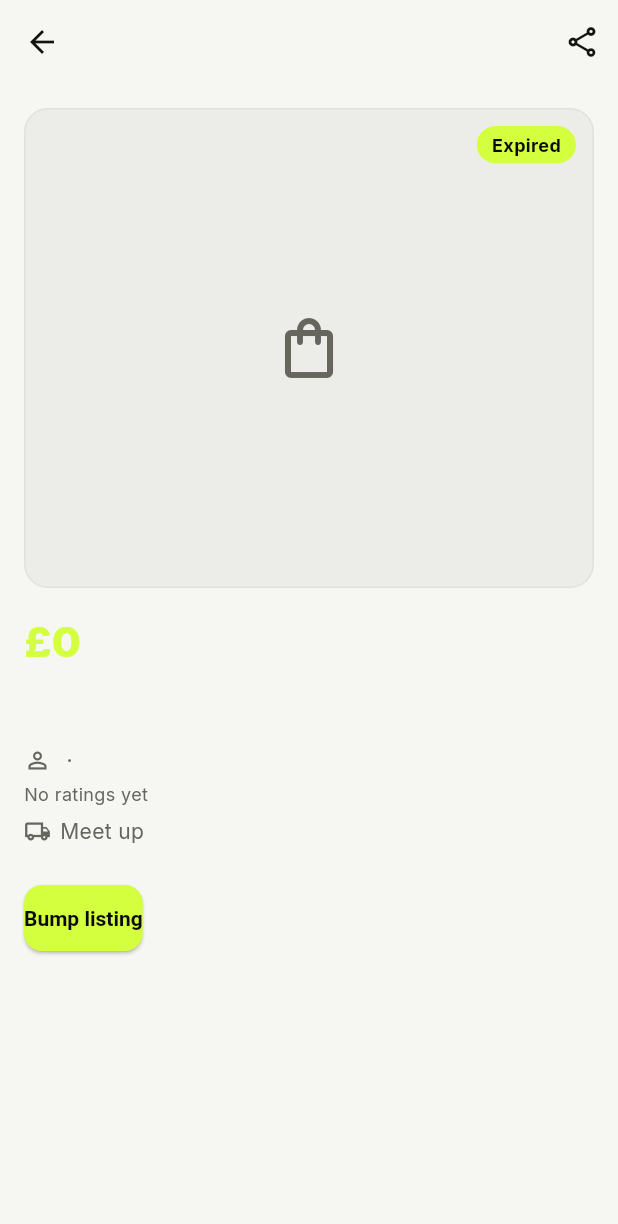
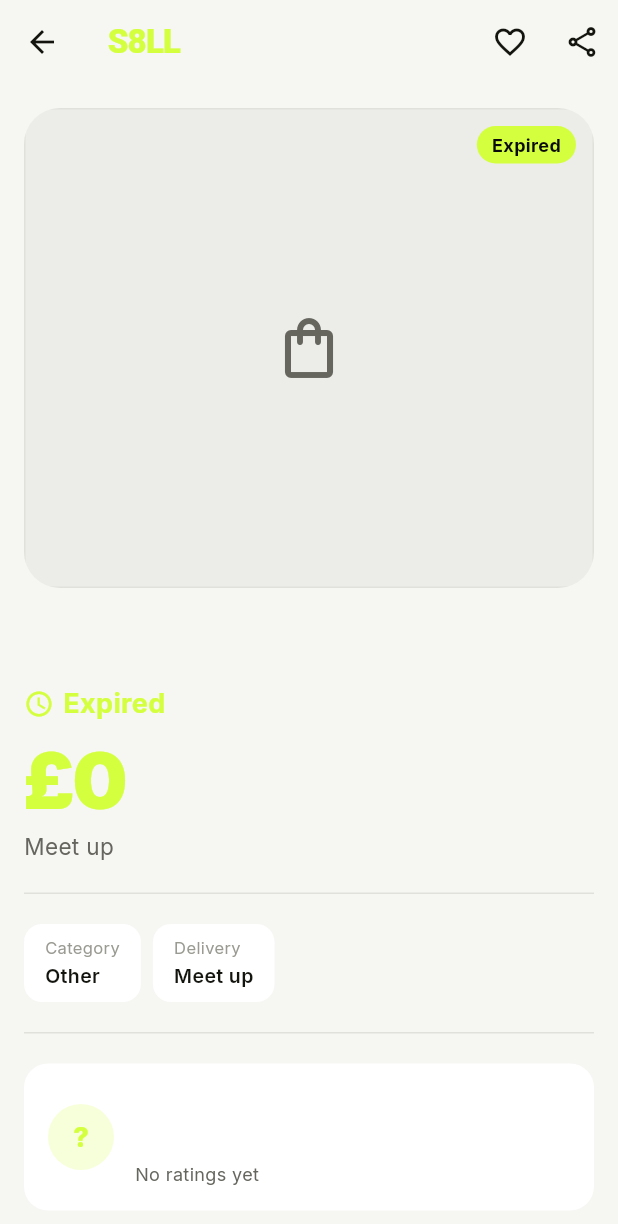
Before and after one commit to DigitalFils/Jiink, a Flutter app: the ListingDetailScreen screen opened directly with empty values, on a phone screen of 412 x 824 dp. Shown: the top 1224 px of the screen. Run offline on Flutter 3.47's test engine with Material 3 defaults, Android fonts, the phone set to English and light mode, and no system bars; our stand-ins replace cloud_firestore, cloud_functions, firebase_auth, firebase_core, firebase_messaging, firebase_storage and 3 more; missing offline and left inert: flutter_stripe; accounts and stored records are empty.

Commit message:
Restyle the listing page to match the prototype
Presentation only — every action on this screen (buy, offer, watch,
review, tracking, report/block, payouts) is untouched, and the offer
state machine still drives which buttons appear.

Layout now follows the order the decision gets made in: what it is, how
long is left, what it costs. Title leads at 28/w800, then the countdown
beside a clock in lime, then the price at 52/w900. The hero photo picks
up the prototype's 24px corners, and the seller moves into a raised card
with their rating.

Two things in the prototype don't exist here, so they aren't drawn: a
"Condition" chip (no such field on a listing) and a seller avatar photo
(no avatar on a profile — an initial stands in rather than showing a
face that isn't theirs). The chips that remain are all real fields:
category, delivery method, and the live watcher count.

The header keeps report/block and share, and gains the heart, which is
the same real watch toggle as the button further down.

Co-Authored-By: Claude Opus 5 <noreply@anthropic.com>
Claude-Session: https://claude.ai/code/session_0195suo1jDY8EYgt9qC2apSs

```diff
--- a/app/lib/screens/listing_detail_screen.dart
+++ b/app/lib/screens/listing_detail_screen.dart
@@ -377,6 +377,15 @@ class _ListingDetailScreenState extends State<ListingDetailScreen> {
   // No s8ll.com yet (SETUP.md flags this same gap for the Stripe return
   // URLs) — sharing the listing's real details is still useful on its
   // own, so this doesn't invent a link to a domain that isn't live.
+  /// Same wording as [CountdownBadge] uses, at the larger size the page
+  /// header wants. Real remaining time — there's no per-second tick behind
+  /// it, so it never pretends to be a live clock.
+  String _remainingLabel(Duration remaining) {
+    if (remaining == Duration.zero) return 'Expired';
+    if (remaining.inHours >= 1) return '${remaining.inHours}h left';
+    return '${remaining.inMinutes}m left';
+  }
+
   void _share() {
     final listing = widget.listing;
     final remaining = listing.remaining(DateTime.now());
@@ -404,8 +413,27 @@ class _ListingDetailScreenState extends State<ListingDetailScreen> {
 
     return Scaffold(
       appBar: AppBar(
-        title: Text(listing.title),
+        backgroundColor: Colors.transparent,
+        elevation: 0,
+        // The wordmark rather than the listing title: the title now leads
+        // the page body at full size, so repeating it here just competed
+        // with itself.
+        title: const Text(
+          'S8LL',
+          style: TextStyle(
+            color: S8llColors.lime,
+            fontWeight: FontWeight.w900,
+            fontSize: 22,
+            letterSpacing: -0.5,
+          ),
+        ),
         actions: [
+          IconButton(
+            icon: Icon(_watching ? Icons.favorite : Icons.favorite_border),
+            color: _watching ? S8llColors.lime : null,
+            tooltip: _watching ? 'Stop watching' : 'Watch',
+            onPressed: _toggleWatch,
+          ),
           IconButton(
             icon: const Icon(Icons.share_outlined),
             tooltip: 'Share',
@@ -432,7 +460,9 @@ class _ListingDetailScreenState extends State<ListingDetailScreen> {
         child: Column(
           crossAxisAlignment: CrossAxisAlignment.start,
           children: [
-            Stack(
+            ClipRRect(
+              borderRadius: BorderRadius.circular(S8llRadius.lg),
+              child: Stack(
                 children: [
                   ListingPhoto(photoUrl: listing.photoUrl, height: 320),
                   Positioned(
@@ -444,51 +474,123 @@ class _ListingDetailScreenState extends State<ListingDetailScreen> {
                   ),
                 ],
               ),
-            const SizedBox(height: 16),
+            ),
+            const SizedBox(height: 20),
+            // Title first, then the timer, then the price — the order the
+            // decision actually gets made in: what it is, how long you have,
+            // what it costs.
+            Text(
+              listing.title,
+              style: const TextStyle(fontSize: 28, fontWeight: FontWeight.w800, height: 1.15),
+            ),
+            const SizedBox(height: 12),
+            if (!isSold)
+              Row(
+                children: [
+                  const Icon(Icons.schedule, color: S8llColors.lime, size: 20),
+                  const SizedBox(width: 6),
+                  Text(
+                    _remainingLabel(listing.remaining(DateTime.now())),
+                    style: const TextStyle(
+                      color: S8llColors.lime,
+                      fontSize: 18,
+                      fontWeight: FontWeight.w700,
+                    ),
+                  ),
+                ],
+              ),
+            const SizedBox(height: 12),
             Text(
               '£${listing.priceInPounds.toStringAsFixed(0)}',
               style: const TextStyle(
                 color: S8llColors.lime,
-                fontWeight: FontWeight.w800,
-                fontSize: 28,
+                fontWeight: FontWeight.w900,
+                fontSize: 52,
+                height: 1,
+                letterSpacing: -1.5,
               ),
             ),
-            const SizedBox(height: 4),
-            Text(listing.title, style: const TextStyle(fontSize: 18, fontWeight: FontWeight.w700)),
             const SizedBox(height: 8),
-            if (listing.description.isNotEmpty) Text(listing.description),
-            const SizedBox(height: 12),
-            Row(
+            Text(
+              listing.delivery.label,
+              style: TextStyle(color: context.s8ll.textSecondary, fontSize: 15),
+            ),
+            const SizedBox(height: 20),
+            Divider(color: context.s8ll.divider, height: 1),
+            const SizedBox(height: 20),
+            if (listing.description.isNotEmpty) ...[
+              Text('Details', style: Theme.of(context).textTheme.titleLarge),
+              const SizedBox(height: 10),
+              Text(
+                listing.description,
+                style: TextStyle(color: context.s8ll.textSecondary, height: 1.5, fontSize: 15),
+              ),
+              const SizedBox(height: 14),
+            ],
+            // Only facts the listing actually carries. The prototype also
+            // showed a "Condition" chip; there's no such field, so there's
+            // no chip.
+            Wrap(
+              spacing: S8llSpacing.sm,
+              runSpacing: S8llSpacing.sm,
               children: [
-                Icon(Icons.person_outline, size: 18, color: context.s8ll.textSecondary),
-                const SizedBox(width: 6),
-                Text('${listing.sellerName} · ${listing.sellerCity}',
-                    style: TextStyle(color: context.s8ll.textSecondary)),
-              ],
-            ),
-            const SizedBox(height: 4),
-            SellerRatingBadge(rating: _sellerRating),
-            const SizedBox(height: 6),
-            Row(
-              children: [
-                Icon(Icons.local_shipping_outlined, size: 18, color: context.s8ll.textSecondary),
-                const SizedBox(width: 6),
-                Text(listing.delivery.label, style: TextStyle(color: context.s8ll.textSecondary)),
-              ],
-            ),
-            if (_watcherCount > 0) ...[
-              const SizedBox(height: 6),
-              Row(
-                children: [
-                  Icon(Icons.visibility_outlined, size: 18, color: context.s8ll.textSecondary),
-                  const SizedBox(width: 6),
-                  Text(
-                    _watcherCount == 1 ? '1 person watching' : '$_watcherCount people watching',
-                    style: TextStyle(color: context.s8ll.textSecondary),
+                _DetailChip(label: 'Category', value: listing.category.label),
+                _DetailChip(label: 'Delivery', value: listing.delivery.label),
+                if (_watcherCount > 0)
+                  _DetailChip(
+                    label: 'Watching',
+                    value: _watcherCount == 1 ? '1 person' : '$_watcherCount people',
                   ),
               ],
             ),
+            const SizedBox(height: 20),
+            Divider(color: context.s8ll.divider, height: 1),
+            const SizedBox(height: 20),
+            Container(
+              padding: const EdgeInsets.all(S8llSpacing.lg),
+              decoration: BoxDecoration(
+                color: context.s8ll.surface,
+                borderRadius: BorderRadius.circular(S8llRadius.md),
+              ),
+              child: Row(
+                children: [
+                  // An initial, not a photo: there's no avatar field on a
+                  // profile, and inventing one would mean showing a face
+                  // that isn't the seller's.
+                  CircleAvatar(
+                    radius: 22,
+                    backgroundColor: S8llColors.limeSoft,
+                    child: Text(
+                      listing.sellerName.isEmpty ? '?' : listing.sellerName[0].toUpperCase(),
+                      style: const TextStyle(
+                        color: S8llColors.lime,
+                        fontWeight: FontWeight.w800,
+                        fontSize: 18,
+                      ),
+                    ),
+                  ),
+                  const SizedBox(width: 14),
+                  Expanded(
+                    child: Column(
+                      crossAxisAlignment: CrossAxisAlignment.start,
+                      children: [
+                        Text(
+                          listing.sellerName,
+                          style: const TextStyle(fontWeight: FontWeight.w700, fontSize: 16),
+                        ),
+                        const SizedBox(height: 2),
+                        Text(
+                          listing.sellerCity,
+                          style: TextStyle(color: context.s8ll.textSecondary, fontSize: 13),
+                        ),
+                        const SizedBox(height: 6),
+                        SellerRatingBadge(rating: _sellerRating),
                       ],
+                    ),
+                  ),
+                ],
+              ),
+            ),
             const SizedBox(height: 24),
             if (isSold) ...[
               Text('This item has sold.', style: TextStyle(color: context.s8ll.textSecondary)),
@@ -697,8 +799,44 @@ class _ListingDetailScreenState extends State<ListingDetailScreen> {
   }
 }
 
+/// A labelled fact about the listing — small caption over the value, on a
+/// raised surface. Only ever built from a field the listing really has.
+class _DetailChip extends StatelessWidget {
+  const _DetailChip({required this.label, required this.value});
+
+  final String label;
+  final String value;
+
+  @override
+  Widget build(BuildContext context) {
+    return Container(
+      padding: const EdgeInsets.symmetric(horizontal: 14, vertical: 8),
+      decoration: BoxDecoration(
+        color: context.s8ll.surface,
+        borderRadius: BorderRadius.circular(S8llRadius.sm),
+      ),
+      child: Column(
+        crossAxisAlignment: CrossAxisAlignment.start,
+        mainAxisSize: MainAxisSize.min,
+        children: [
+          Text(
+            label,
+            style: TextStyle(fontSize: 11, color: context.s8ll.textTertiary),
+          ),
+          const SizedBox(height: 1),
+          Text(
+            value,
+            style: const TextStyle(fontSize: 13, fontWeight: FontWeight.w600),
+          ),
+        ],
+      ),
+    );
+  }
+}
+
 class _SoldBadge extends StatelessWidget {
   const _SoldBadge();
+
 
   @override
   Widget build(BuildContext context) {
--- a/app/lib/theme.dart
+++ b/app/lib/theme.dart
@@ -136,6 +136,9 @@ class S8llSpacing {
 class S8llRadius {
   static const sm = 12.0;
   static const md = 16.0;
+  /// For the one or two surfaces big enough to carry it — a full-width hero
+  /// photo, mainly. At card size this much rounding eats the corners.
+  static const lg = 24.0;
   static const pill = 999.0;
 }
 
```
Lines whose indentation alone changed are shown as unchanged.
